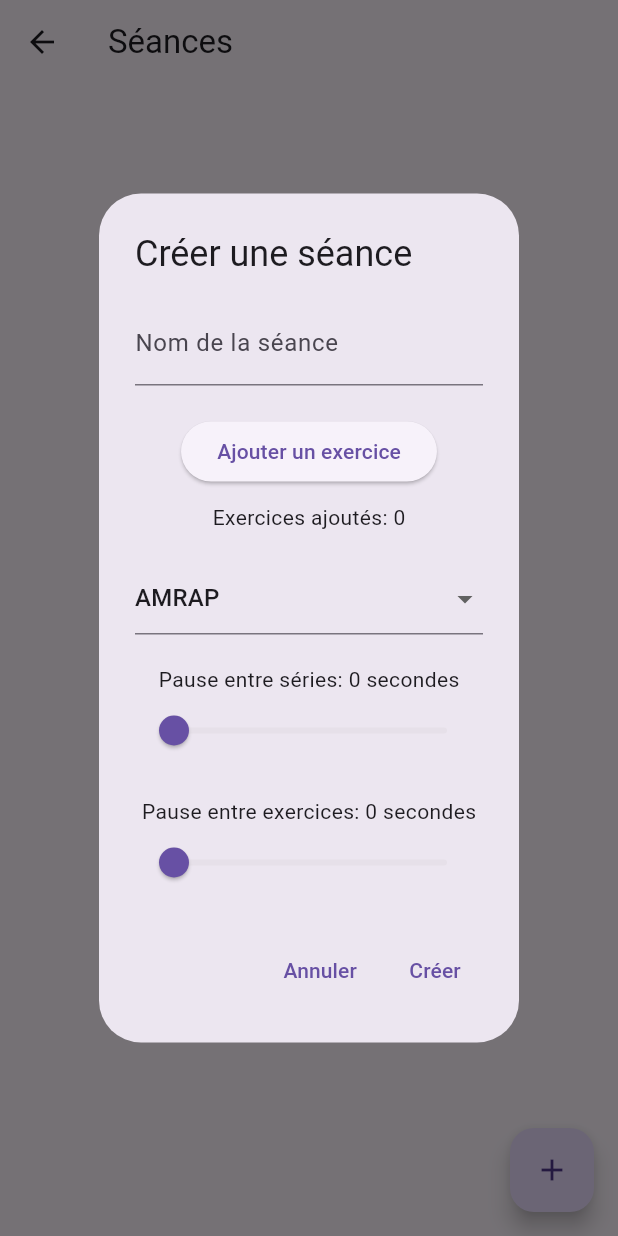
After one commit to AlzUrt/flutter_sport, a Flutter app: the SeancesScreen screen opened directly, after a tap on the "add" icon, on a phone screen of 412 x 824 dp. The commit adds this screen. Run offline on Flutter 3.47's test engine with Material 3 defaults, Android fonts, the phone set to English and light mode, and no system bars; our stand-ins replace image_picker.

Commit message:
feat: ajout de la page pour créer une séance, avec sa class, son provider et son formulaire

```diff
--- a/lib/domain/exercice.dart
+++ b/lib/domain/exercice.dart
@@ -1,5 +1,3 @@
-import 'dart:io';
-
 class Exercice {
   final String name;
   final int? imageIndex;
--- /dev/null
+++ b/lib/domain/seance.dart
@@ -0,0 +1,33 @@
+import 'package:sport/domain/exercice.dart';
+
+enum SeanceType { AMRAP, EMOM, HIIT }
+
+class ExerciceSeance {
+  final Exercice exercice;
+  final Duration? temps;
+  final int? repetitions;
+  final int series;
+
+  ExerciceSeance({
+    required this.exercice,
+    this.temps,
+    this.repetitions,
+    required this.series,
+  }) : assert(temps != null || repetitions != null);
+}
+
+class Seance {
+  final String nom;
+  final List<ExerciceSeance> exercices;
+  final Duration pauseEntreSeries;
+  final Duration pauseEntreExercices;
+  final SeanceType type;
+
+  Seance({
+    required this.nom,
+    required this.exercices,
+    required this.pauseEntreSeries,
+    required this.pauseEntreExercices,
+    required this.type,
+  });
+}
--- /dev/null
+++ b/lib/providers/seances_provider.dart
@@ -0,0 +1,18 @@
+import 'package:flutter/foundation.dart';
+import '../domain/seance.dart';
+
+class SeancesProvider with ChangeNotifier {
+  final List<Seance> _seances = [];
+
+  List<Seance> get seances => _seances;
+
+  void addSeance(Seance seance) {
+    _seances.add(seance);
+    notifyListeners();
+  }
+
+  void deleteSeance(int index) {
+    _seances.removeAt(index);
+    notifyListeners();
+  }
+}
--- /dev/null
+++ b/lib/screens/seances_screen.dart
@@ -0,0 +1,275 @@
+import 'package:flutter/material.dart';
+import 'package:provider/provider.dart';
+import 'package:sport/domain/exercice.dart';
+import '../providers/seances_provider.dart';
+import '../providers/exercices_provider.dart';
+import '../domain/seance.dart';
+
+class SeancesScreen extends StatelessWidget {
+  const SeancesScreen({super.key});
+
+
+  @override
+  Widget build(BuildContext context) {
+    return Scaffold(
+      appBar: AppBar(
+        title: const Text('Séances'),
+      ),
+      body: Consumer<SeancesProvider>(
+        builder: (context, seancesProvider, child) {
+          return ListView.builder(
+            itemCount: seancesProvider.seances.length,
+            itemBuilder: (context, index) {
+              final seance = seancesProvider.seances[index];
+              return ListTile(
+                title: Text(seance.nom),
+                subtitle: Text('${seance.exercices.length} exercices - ${seance.type.toString().split('.').last}'),
+                trailing: IconButton(
+                  icon: const Icon(Icons.delete),
+                  onPressed: () => seancesProvider.deleteSeance(index),
+                ),
+              );
+            },
+          );
+        },
+      ),
+      floatingActionButton: FloatingActionButton(
+        onPressed: () => _showAddSeanceForm(context),
+        child: const Icon(Icons.add),
+      ),
+    );
+  }
+
+  void _showAddSeanceForm(BuildContext context) {
+    final exercicesProvider = Provider.of<ExercicesProvider>(context, listen: false);
+
+    String nom = '';
+    List<ExerciceSeance> exercicesSeance = [];
+    Duration pauseEntreSeries = Duration.zero;
+    Duration pauseEntreExercices = Duration.zero;
+    SeanceType type = SeanceType.AMRAP;
+
+    showDialog(
+      context: context,
+      builder: (BuildContext context) {
+        return StatefulBuilder(
+          builder: (context, setState) {
+            return AlertDialog(
+              title: const Text('Créer une séance'),
+              content: SingleChildScrollView(
+                child: Column(
+                  mainAxisSize: MainAxisSize.min,
+                  children: [
+                    TextField(
+                      decoration: const InputDecoration(labelText: 'Nom de la séance'),
+                      onChanged: (value) => nom = value,
+                    ),
+                    const SizedBox(height: 20),
+                    ElevatedButton(
+                      onPressed: () => _showAddExerciceToSeanceForm(context, exercicesProvider, (newExerciceSeance) {
+                        setState(() {
+                          exercicesSeance.add(newExerciceSeance);
+                        });
+                      }),
+                      child: const Text('Ajouter un exercice'),
+                    ),
+                    const SizedBox(height: 10),
+                    Text('Exercices ajoutés: ${exercicesSeance.length}'),
+                    const SizedBox(height: 20),
+                    DropdownButtonFormField<SeanceType>(
+                      value: type,
+                      onChanged: (SeanceType? newValue) {
+                        setState(() {
+                          type = newValue!;
+                        });
+                      },
+                      items: SeanceType.values.map((SeanceType seanceType) {
+                        return DropdownMenuItem<SeanceType>(
+                          value: seanceType,
+                          child: Text(seanceType.toString().split('.').last),
+                        );
+                      }).toList(),
+                    ),
+                    const SizedBox(height: 20),
+                    Text('Pause entre séries: ${pauseEntreSeries.inSeconds} secondes'),
+                    Slider(
+                      value: pauseEntreSeries.inSeconds.toDouble(),
+                      min: 0,
+                      max: 300,
+                      divisions: 60,
+                      label: pauseEntreSeries.inSeconds.toString(),
+                      onChanged: (double value) {
+                        setState(() {
+                          pauseEntreSeries = Duration(seconds: value.round());
+                        });
+                      },
+                    ),
+                    const SizedBox(height: 20),
+                    Text('Pause entre exercices: ${pauseEntreExercices.inSeconds} secondes'),
+                    Slider(
+                      value: pauseEntreExercices.inSeconds.toDouble(),
+                      min: 0,
+                      max: 300,
+                      divisions: 60,
+                      label: pauseEntreExercices.inSeconds.toString(),
+                      onChanged: (double value) {
+                        setState(() {
+                          pauseEntreExercices = Duration(seconds: value.round());
+                        });
+                      },
+                    ),
+                  ],
+                ),
+              ),
+              actions: [
+                TextButton(
+                  child: const Text('Annuler'),
+                  onPressed: () => Navigator.of(context).pop(),
+                ),
+                TextButton(
+                  child: const Text('Créer'),
+                  onPressed: () {
+                    if (nom.isNotEmpty && exercicesSeance.isNotEmpty) {
+                      final newSeance = Seance(
+                        nom: nom,
+                        exercices: exercicesSeance,
+                        pauseEntreSeries: pauseEntreSeries,
+                        pauseEntreExercices: pauseEntreExercices,
+                        type: type,
+                      );
+                      Provider.of<SeancesProvider>(context, listen: false).addSeance(newSeance);
+                      Navigator.of(context).pop();
+                    }
+                  },
+                ),
+              ],
+            );
+          },
+        );
+      },
+    );
+  }
+
+  void _showAddExerciceToSeanceForm(BuildContext context, ExercicesProvider exercicesProvider, Function(ExerciceSeance) onAdd) {
+    Exercice? selectedExercice;
+    bool isTemps = true;
+    int repetitions = 1;
+    Duration temps = const Duration(seconds: 30);
+    int series = 1;
+
+    showDialog(
+      context: context,
+      builder: (BuildContext context) {
+        return StatefulBuilder(
+          builder: (context, setState) {
+            return AlertDialog(
+              title: const Text('Ajouter un exercice à la séance'),
+              content: SingleChildScrollView(
+                child: Column(
+                  mainAxisSize: MainAxisSize.min,
+                  children: [
+                    DropdownButtonFormField<Exercice>(
+                      value: selectedExercice,
+                      onChanged: (Exercice? newValue) {
+                        setState(() {
+                          selectedExercice = newValue;
+                        });
+                      },
+                      items: exercicesProvider.exercices.map((Exercice exercice) {
+                        return DropdownMenuItem<Exercice>(
+                          value: exercice,
+                          child: Text(exercice.name),
+                        );
+                      }).toList(),
+                    ),
+                    const SizedBox(height: 20),
+                    Row(
+                      children: [
+                        const Text('Type: '),
+                        ChoiceChip(
+                          label: const Text('Temps'),
+                          selected: isTemps,
+                          onSelected: (bool selected) {
+                            setState(() {
+                              isTemps = selected;
+                            });
+                          },
+                        ),
+                        const SizedBox(width: 10),
+                        ChoiceChip(
+                          label: const Text('Répétitions'),
+                          selected: !isTemps,
+                          onSelected: (bool selected) {
+                            setState(() {
+                              isTemps = !selected;
+                            });
+                          },
+                        ),
+                      ],
+                    ),
+                    const SizedBox(height: 20),
+                    if (isTemps)
+                      Text('Temps: ${temps.inSeconds} secondes')
+                    else
+                      Text('Répétitions: $repetitions'),
+                    Slider(
+                      value: isTemps ? temps.inSeconds.toDouble() : repetitions.toDouble(),
+                      min: 1,
+                      max: isTemps ? 300 : 100,
+                      divisions: isTemps ? 60 : 99,
+                      label: isTemps ? temps.inSeconds.toString() : repetitions.toString(),
+                      onChanged: (double value) {
+                        setState(() {
+                          if (isTemps) {
+                            temps = Duration(seconds: value.round());
+                          } else {
+                            repetitions = value.round();
+                          }
+                        });
+                      },
+                    ),
+                    const SizedBox(height: 20),
+                    Text('Nombre de séries: $series'),
+                    Slider(
+                      value: series.toDouble(),
+                      min: 1,
+                      max: 10,
+                      divisions: 9,
+                      label: series.toString(),
+                      onChanged: (double value) {
+                        setState(() {
+                          series = value.round();
+                        });
+                      },
+                    ),
+                  ],
+                ),
+              ),
+              actions: [
+                TextButton(
+                  child: const Text('Annuler'),
+                  onPressed: () => Navigator.of(context).pop(),
+                ),
+                TextButton(
+                  child: const Text('Ajouter'),
+                  onPressed: () {
+                    if (selectedExercice != null) {
+                      final newExerciceSeance = ExerciceSeance(
+                        exercice: selectedExercice!,
+                        temps: isTemps ? temps : null,
+                        repetitions: isTemps ? null : repetitions,
+                        series: series,
+                      );
+                      onAdd(newExerciceSeance);
+                      Navigator.of(context).pop();
+                    }
+                  },
+                ),
+              ],
+            );
+          },
+        );
+      },
+    );
+  }
+}
```
Also changed, not shown: lib/app.dart (+15 -9 lines), lib/main.dart (+1 -8 lines).
